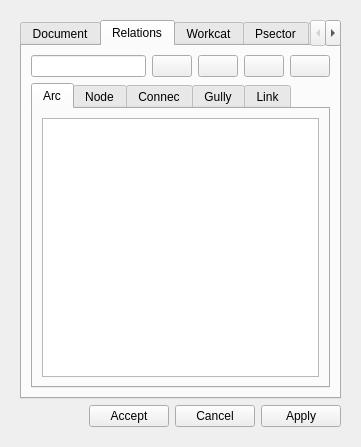
First picture: the form in core/ui/toolbars/edit/doc.ui, repository Giswater/giswater_qgis_plugin, before the edit.
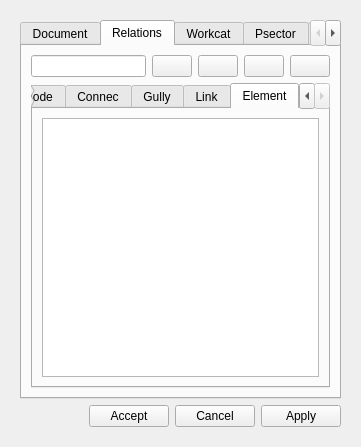
Second picture: the form after the edit. The open tabs and pages were chosen to show the change.

Commit message: feat(document): add element tab

The edit to the form file:
```diff
--- a/core/ui/toolbars/edit/doc.ui
+++ b/core/ui/toolbars/edit/doc.ui
@@ -468,6 +468,16 @@
               </item>
              </layout>
             </widget>
+            <widget class="QWidget" name="tab_elem">
+             <attribute name="title">
+              <string>Element</string>
+             </attribute>
+             <layout class="QVBoxLayout" name="verticalLayout_11">
+              <item>
+               <widget class="QTableView" name="tbl_doc_x_element"/>
+              </item>
+             </layout>
+            </widget>
            </widget>
           </item>
          </layout>
```
The commit also changes 2 other files.
